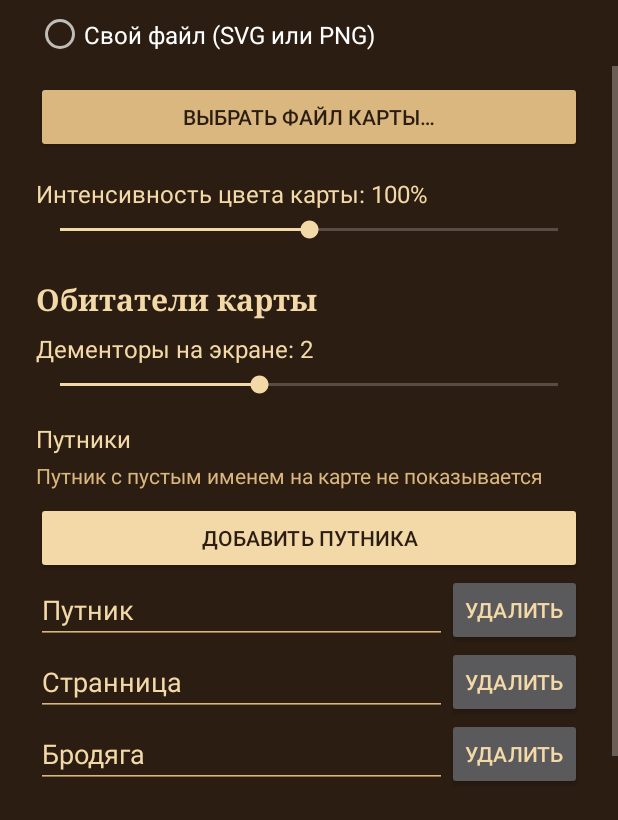
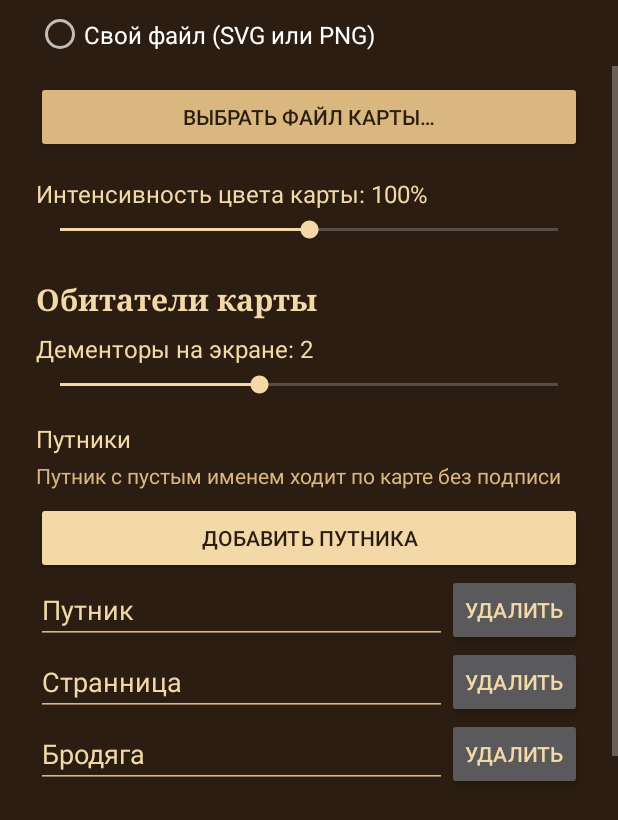
Before and after one commit to vetalkuim/MaraudersMap, an Android app: the screen it shows after launch (SettingsActivity), scrolled down 576 dp, on a phone screen of 412 x 824 dp, the part 416-1236 px from its top. Run offline under Robolectric (Android 15) with nearby library versions, the phone set to English and light mode, and no system bars; Roboto replaces fonts that are not available here.

Commit message:
Show travelers with a blank name, just without a label
Every row in the traveler list is now a traveler on the map; a blank name
only hides the label. Typing a name into a blank row names that traveler
in place.

Co-Authored-By: Claude Opus 5.5 <noreply@anthropic.com>
Claude-Session: https://claude.ai/code/session_01B1HmuPxRZHfuCpVDGZtbyN

```diff
--- a/app/src/main/java/com/vetalkuim/maraudersmap/MapCreatures.kt
+++ b/app/src/main/java/com/vetalkuim/maraudersmap/MapCreatures.kt
@@ -109,12 +109,13 @@ class MapCreatures(
         private set
 
     /**
-     * Имена путников из настроек; пустые пропускаются. Сколько имён — столько путников на экране.
+     * Имена путников из настроек. Сколько строк — столько путников на экране;
+     * путник с пустым именем ходит без подписи.
      * Путник, чьё имя исправили, переименовывается на месте; тот, чьё имя удалили, уходит за край.
      */
     var travelerNames: List<String> = NAMES.take(DEFAULT_TRAVELERS)
         set(value) {
-            field = value.map(String::trim).filter(String::isNotEmpty).take(MAX_TRAVELERS)
+            field = value.map(String::trim).take(MAX_TRAVELERS)
             renameTravelers()
         }
 
--- a/app/src/main/res/values/strings.xml
+++ b/app/src/main/res/values/strings.xml
@@ -23,7 +23,7 @@
     <string name="creatures_title">Обитатели карты</string>
     <string name="map_intensity">Интенсивность цвета карты: %1$d%%</string>
     <string name="travelers_title">Путники</string>
-    <string name="travelers_hint">Путник с пустым именем на карте не показывается</string>
+    <string name="travelers_hint">Путник с пустым именем ходит по карте без подписи</string>
     <string name="add_traveler">Добавить путника</string>
     <string name="remove_traveler">Удалить</string>
     <string name="traveler_name_hint">Имя путника</string>
```
Also changed, not shown: 2 other files.
